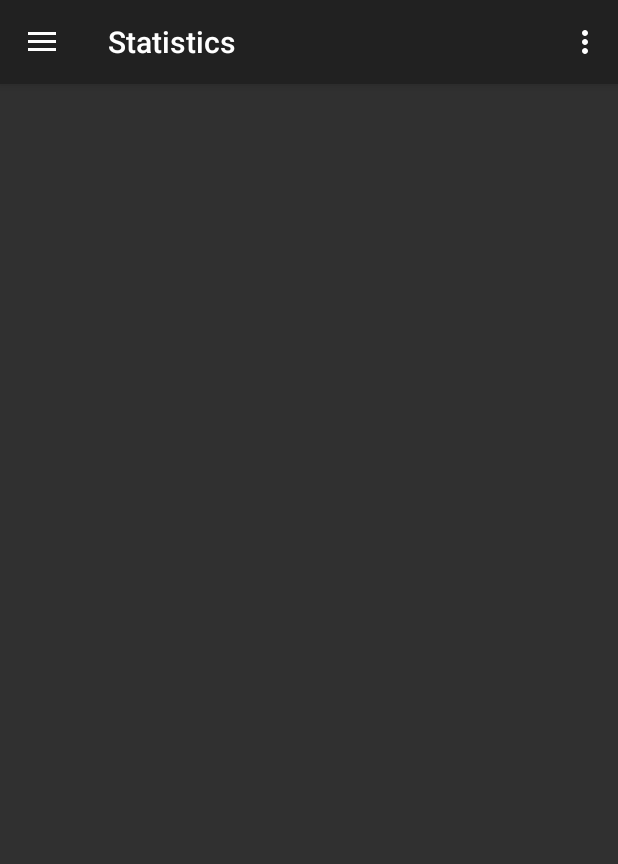
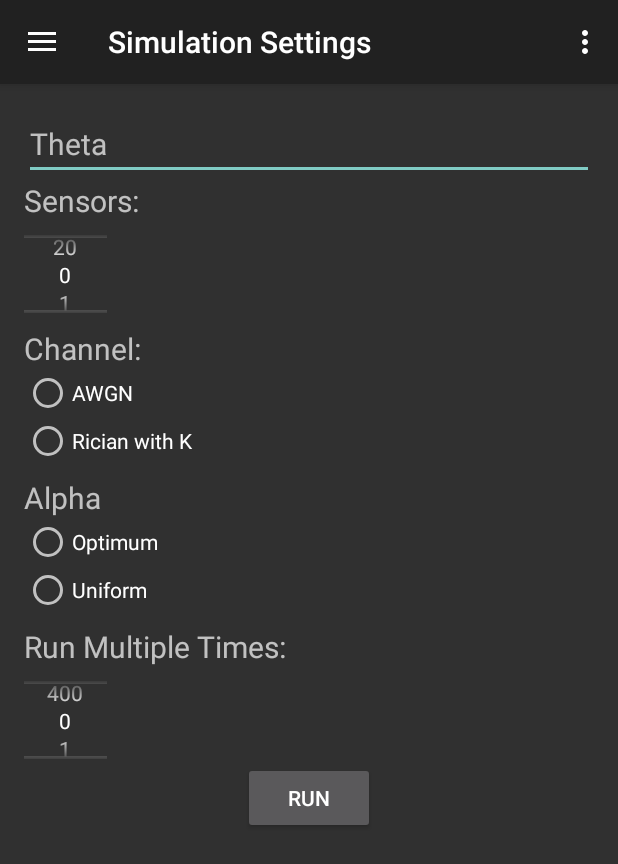
Before and after one commit to Saleh95/Wireless, an Android app: the screen it shows after launch (StatisticsActivity before the commit, ConfigurationActivity after it), in the side drawer, after a tap on "Simulation", on a phone screen of 412 x 824 dp. Shown: the top 864 px of the screen. Run offline under Robolectric (Android 15) with nearby library versions, the phone set to English and light mode, and no system bars; libraries missing offline, so code that uses them is left out: com.androidplot.util, com.androidplot.xy, com.flask.colorpicker, com.github.mikephil.charting; plain views replace AlphaSlider, ColorPickerView, LightnessSlider; 30 statements that could not run were skipped.

Commit message:
Update to new branch

```diff
--- a/app/src/main/java/wonders/simulator/AppManager.java
+++ b/app/src/main/java/wonders/simulator/AppManager.java
@@ -26,7 +26,7 @@ public class AppManager {
 
     public void setRound(int round){
         g.setRounds(round);
-    }
+    }       // send time to here
 
     public void setMax(int max){
         g.setMaximumSamples(max);
--- /dev/null
+++ b/app/src/main/java/wonders/simulator/ConfigurationActivity.java
@@ -0,0 +1,136 @@
+package wonders.simulator;
+
+import android.os.Bundle;
+import android.os.StrictMode;
+import android.support.design.widget.FloatingActionButton;
+import android.support.design.widget.Snackbar;
+import android.support.v7.app.AppCompatActivity;
+import android.support.v7.widget.Toolbar;
+import android.view.KeyEvent;
+import android.view.View;
+import android.view.inputmethod.EditorInfo;
+import android.widget.EditText;
+import android.widget.NumberPicker;
+import android.widget.RadioButton;
+import android.widget.TextView;
+
+import org.w3c.dom.Text;
+
+import wonders.simulator.wsnsimulation.SetupListener;
+import wonders.simulator.wsnsimulation.Simulation;
+import wonders.simulator.wsnsimulation.SimulationManager;
+import wonders.simulator.wsnsimulation.SimulationSetup;
+
+//Design it so it puts the graph options
+
+public class ConfigurationActivity extends Simulator_main implements SetupListener{
+
+    SimulationSetup setup;
+    //private AppManager manager;
+    /* These buttons hold the values that get changed with listeners and the onRadioButtonClicked
+        The code crashes now when I try to click anything on the simulation navigation menu, it didn't
+        crash until I included theta and started calling setupChanged()
+     */
+    int runtime, sensors = 2;
+    double theta = 1.4;
+    boolean awgn, optimum = true;
+    boolean rician, uniform = false;
+
+    @Override
+    protected void onCreate(Bundle savedInstanceState) {
+        super.onCreate(savedInstanceState);
+        frameLayout.removeAllViews();
+        getLayoutInflater().inflate(R.layout.content_specs,frameLayout);
+
+        // create objects for text views to display picker values
+        final TextView runtime_view = (TextView) findViewById(R.id.runtime_input);
+        final TextView sensors_view = (TextView) findViewById(R.id.sensors_input);
+        // grab number picker for sensors and runtime, create object
+        NumberPicker run_picker = (NumberPicker)findViewById(R.id.runtime_picker);
+        run_picker.setMinValue(0);
+        run_picker.setMaxValue(400);
+        NumberPicker sensor_picker = (NumberPicker)findViewById(R.id.sensors_picker);
+        sensor_picker.setMinValue(0);
+        sensor_picker.setMaxValue(20);
+
+
+        //handle changing of number picker
+        run_picker.setOnValueChangedListener(new NumberPicker.OnValueChangeListener(){
+
+            @Override
+            public void onValueChange(NumberPicker numberPicker, int default_val, int input) {
+                // display, then set runtime value to selected value
+                runtime_view.setText("Runtime: " + String.valueOf(input));
+                //runtime = input;
+            }
+        });
+
+        //handle changing of sensors picker
+        sensor_picker.setOnValueChangedListener(new NumberPicker.OnValueChangeListener(){
+
+            @Override
+            public void onValueChange(NumberPicker numberPicker, int default_val, int input) {
+                // display, then set runtime value to selected value
+                sensors_view.setText("Sensors: " + String.valueOf(input));
+                setup.setSensorCount(input);
+            }
+        });
+
+        // handle user input for theta
+        EditText theta_input = (EditText) findViewById(R.id.theta_input);
+        theta = Double.parseDouble(theta_input.getText().toString());
+
+    }
+
+
+    public void RunDefaultSetup(){
+        SimulationManager.getSimulationSetup().setObservation(SimulationSetup.DEFAULT_OBSERVATION);
+        SimulationManager.getSimulationSetup().setSensorCount(SimulationSetup.DEFAULT_SENSOR_COUNT);
+        SimulationManager.getSimulationSetup().setTheta(SimulationSetup.DEFAULT_THETA);
+        SimulationManager.getSimulationSetup().setPower(SimulationSetup.DEFAULT_POWER);
+        SimulationManager.getSimulationSetup().setVarianceN(SimulationSetup.DEFAULT_N);
+        SimulationManager.getSimulationSetup().setVarianceV(SimulationSetup.DEFAULT_V);
+        SimulationManager.getSimulationSetup().setK(SimulationSetup.DEFAULT_K);
+        SimulationManager.getSimulationSetup().setRician(SimulationSetup.DEFAULT_RICIAN);
+        SimulationManager.getSimulationSetup().setUniform(SimulationSetup.DEFAULT_UNIFORM);
+    }
+
+    @Override
+    public void setupChanged() {
+        SimulationManager.getSimulationSetup().setObservation(SimulationSetup.DEFAULT_OBSERVATION);
+        SimulationManager.getSimulationSetup().setSensorCount(sensors);
+        SimulationManager.getSimulationSetup().setTheta(SimulationSetup.DEFAULT_THETA);
+        SimulationManager.getSimulationSetup().setPower(SimulationSetup.DEFAULT_POWER);
+        SimulationManager.getSimulationSetup().setVarianceN(SimulationSetup.DEFAULT_N);
+        SimulationManager.getSimulationSetup().setVarianceV(SimulationSetup.DEFAULT_V);
+        SimulationManager.getSimulationSetup().setK(SimulationSetup.DEFAULT_K);
+        SimulationManager.getSimulationSetup().setRician(rician);
+        SimulationManager.getSimulationSetup().setUniform(uniform);
+        SimulationManager.getSimulationSetup().setAWGN(awgn);
+        SimulationManager.getSimulationSetup().setOptimum(optimum);
+        //manager.setRound(runtime);
+    }
+
+    public void onRadioButtonClicked(View view){
+        boolean checked = ((RadioButton) view).isChecked();
+
+        // detect and record checked button
+        if(checked) {
+            switch (view.getId()) {
+                case R.id.awgn_button:
+                    setup.setAWGN(true);
+                    break;
+                case R.id.rician_button:
+                    setup.setRician(true);
+                    break;
+                case R.id.optimum_button:
+                    setup.setOptimum(true);
+                    break;
+                case R.id.uniform_button:
+                    setup.setUniform(true);
+                    break;
+            }
+        }
+    }
+
+}
--- a/app/src/main/res/layout/content_specs.xml
+++ b/app/src/main/res/layout/content_specs.xml
@@ -9,23 +9,29 @@
     android:orientation="vertical"
     >
 
+    <EditText
+        android:layout_width="match_parent"
+        android:id="@+id/theta_input"
+        android:layout_height="wrap_content"
+        android:textSize="20dp"
+        android:hint="Theta" />
     <TextView
-        android:layout_width="match_parent"
+        android:layout_width="wrap_content"
         android:id="@+id/sensors_input"
         android:layout_height="wrap_content"
-        android:textSize="22dp"
+        android:textSize="20dp"
         android:text="Sensors:" />
     <NumberPicker
         android:id="@+id/sensors_picker"
-        android:layout_marginTop="10dp"
+        android:layout_marginTop="8dp"
         android:layout_width="55dp"
         android:layout_height="55dp"/>
     <TextView
         android:layout_width="match_parent"
         android:id="@+id/channel_input"
         android:layout_height="wrap_content"
-        android:textSize="22dp"
-        android:layout_marginTop="10dp"
+        android:textSize="20dp"
+        android:layout_marginTop="8dp"
         android:text="Channel:" />
     <RadioGroup xmlns:android="http://schemas.android.com/apk/res/android"
         android:layout_width="match_parent"
@@ -46,13 +52,13 @@
     <RadioGroup xmlns:android="http://schemas.android.com/apk/res/android"
         android:layout_width="fill_parent"
         android:layout_height="wrap_content"
-        android:layout_marginTop="10dp"
+        android:layout_marginTop="8dp"
         android:orientation="vertical">
         <TextView
             android:layout_width="match_parent"
             android:id="@+id/alpha_input"
             android:layout_height="wrap_content"
-            android:textSize="22dp"
+            android:textSize="20dp"
             android:text="Alpha" />
         <RadioButton android:id="@+id/optimum_button"
             android:layout_width="wrap_content"
@@ -68,21 +74,23 @@
     <TextView
         android:layout_width="match_parent"
         android:layout_height="wrap_content"
-        android:layout_marginTop="10dp"
-        android:textSize="22dp"
+        android:layout_marginTop="8dp"
+        android:textSize="20dp"
         android:id="@+id/runtime_input"
         android:text="Run Multiple Times:" />
     <NumberPicker
         android:id="@+id/runtime_picker"
-        android:layout_marginTop="10dp"
+        android:layout_marginTop="8dp"
         android:layout_width="55dp"
         android:layout_height="55dp">
     </NumberPicker>
+
     <Button
         android:layout_width="wrap_content"
         android:layout_height="wrap_content"
         android:layout_gravity="center"
-        android:id="@+id/submit_button"
+        android:id="@+id/run_button"
+        android:onClick="setupChanged"
         android:text="Run" />
 
 
```
